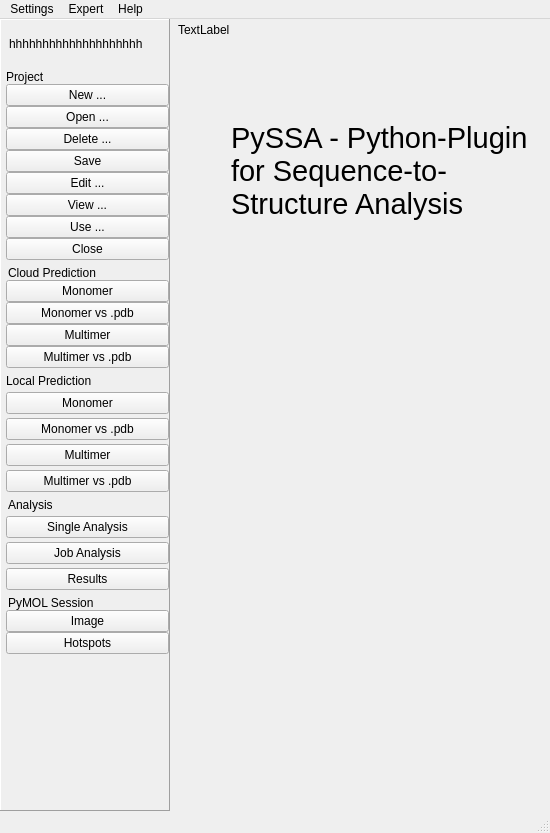
The window that pyssa/gui/ui/forms/mainWindow_alt.ui (urban233/PySSA) describes before a commit, drawn with Qt 5.
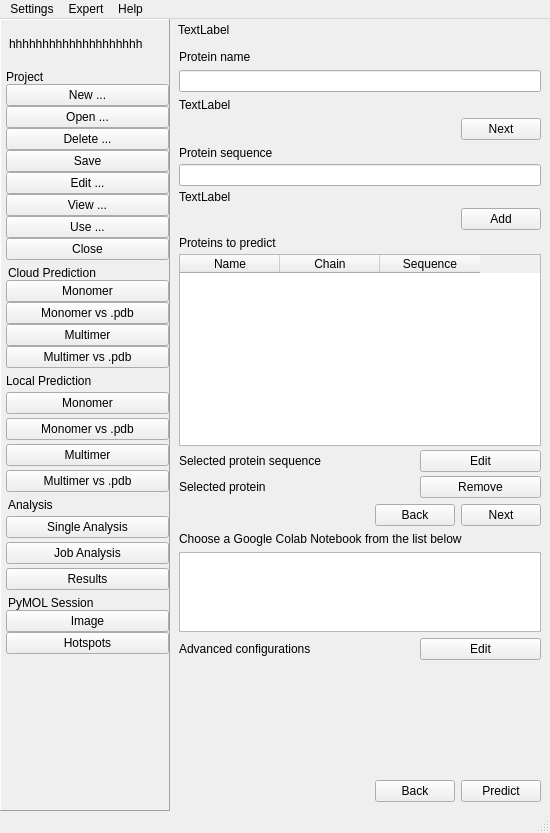
The same window after the commit. The open tabs and pages were chosen to show the change. Icons and pictures are not drawn.

```diff
--- a/pyssa/gui/ui/forms/mainWindow_alt.ui
+++ b/pyssa/gui/ui/forms/mainWindow_alt.ui
@@ -3462,7 +3462,7 @@
              </layout>
             </widget>
             <widget class="QWidget" name="page_2">
-             <layout class="QVBoxLayout" name="verticalLayout_78">
+             <layout class="QVBoxLayout" name="verticalLayout_82">
               <item>
                <layout class="QHBoxLayout" name="horizontalLayout_48">
                 <item>
@@ -3745,6 +3745,321 @@
               </item>
              </layout>
             </widget>
+            <widget class="QWidget" name="page_3">
+             <layout class="QVBoxLayout" name="verticalLayout_83">
+              <item>
+               <layout class="QVBoxLayout" name="verticalLayout_80">
+                <item>
+                 <widget class="QLabel" name="lbl_cloud_pred_multi_protein_name">
+                  <property name="text">
+                   <string>Protein name</string>
+                  </property>
+                 </widget>
+                </item>
+                <item>
+                 <widget class="QLineEdit" name="txt_cloud_pred_multi_protein_name"/>
+                </item>
+                <item>
+                 <widget class="QLabel" name="lbl_cloud_pred_multi_status_protein_name">
+                  <property name="text">
+                   <string>TextLabel</string>
+                  </property>
+                 </widget>
+                </item>
+               </layout>
+              </item>
+              <item>
+               <layout class="QHBoxLayout" name="horizontalLayout_60">
+                <item>
+                 <spacer name="horizontalSpacer_43">
+                  <property name="orientation">
+                   <enum>Qt::Horizontal</enum>
+                  </property>
+                  <property name="sizeHint" stdset="0">
+                   <size>
+                    <width>40</width>
+                    <height>20</height>
+                   </size>
+                  </property>
+                 </spacer>
+                </item>
+                <item>
+                 <widget class="QPushButton" name="btn_cloud_pred_multi_next">
+                  <property name="text">
+                   <string>Next</string>
+                  </property>
+                 </widget>
+                </item>
+               </layout>
+              </item>
+              <item>
+               <layout class="QVBoxLayout" name="verticalLayout_79">
+                <property name="spacing">
+                 <number>4</number>
+                </property>
+                <item>
+                 <widget class="QLabel" name="lbl_cloud_pred_multi_prot_seq_single">
+                  <property name="text">
+                   <string>Protein sequence</string>
+                  </property>
+                 </widget>
+                </item>
+                <item>
+                 <widget class="QLineEdit" name="txt_cloud_pred_multi_prot_seq"/>
+                </item>
+                <item>
+                 <widget class="QLabel" name="lbl_cloud_pred_multi_status_prot_seq">
+                  <property name="text">
+                   <string>TextLabel</string>
+                  </property>
+                 </widget>
+                </item>
+                <item>
+                 <layout class="QHBoxLayout" name="horizontalLayout_59">
+                  <item>
+                   <spacer name="horizontalSpacer_42">
+                    <property name="orientation">
+                     <enum>Qt::Horizontal</enum>
+                    </property>
+                    <property name="sizeHint" stdset="0">
+                     <size>
+                      <width>40</width>
+                      <height>20</height>
+                     </size>
+                    </property>
+                   </spacer>
+                  </item>
+                  <item>
+                   <widget class="QPushButton" name="btn_cloud_pred_multi_add_seq_single">
+                    <property name="text">
+                     <string>Add</string>
+                    </property>
+                   </widget>
+                  </item>
+                 </layout>
+                </item>
+               </layout>
+              </item>
+              <item>
+               <layout class="QVBoxLayout" name="verticalLayout_78">
+                <property name="spacing">
+                 <number>4</number>
+                </property>
+                <item>
+                 <widget class="QLabel" name="lbl_cloud_pred_multi_prot_overview">
+                  <property name="text">
+                   <string>Proteins to predict</string>
+                  </property>
+                 </widget>
+                </item>
+                <item>
+                 <widget class="QTableWidget" name="table_cloud_pred_multi_prot_overview">
+                  <property name="sizePolicy">
+                   <sizepolicy hsizetype="Expanding" vsizetype="MinimumExpanding">
+                    <horstretch>0</horstretch>
+                    <verstretch>0</verstretch>
+                   </sizepolicy>
+                  </property>
+                  <property name="sizeAdjustPolicy">
+                   <enum>QAbstractScrollArea::AdjustIgnored</enum>
+                  </property>
+                  <property name="editTriggers">
+                   <set>QAbstractItemView::NoEditTriggers</set>
+                  </property>
+                  <property name="alternatingRowColors">
+                   <bool>true</bool>
+                  </property>
+                  <property name="selectionMode">
+                   <enum>QAbstractItemView::SingleSelection</enum>
+                  </property>
+                  <property name="sortingEnabled">
+                   <bool>true</bool>
+                  </property>
+                  <column>
+                   <property name="text">
+                    <string>Name</string>
+                   </property>
+                  </column>
+                  <column>
+                   <property name="text">
+                    <string>Chain</string>
+                   </property>
+                  </column>
+                  <column>
+                   <property name="text">
+                    <string>Sequence</string>
+                   </property>
+                  </column>
+                 </widget>
+                </item>
+                <item>
+                 <layout class="QHBoxLayout" name="horizontalLayout_61">
+                  <item>
+                   <widget class="QLabel" name="lbl_cloud_pred_multi_selected_protein_1">
+                    <property name="text">
+                     <string>Selected protein sequence</string>
+                    </property>
+                   </widget>
+                  </item>
+                  <item>
+                   <widget class="QPushButton" name="btn_cloud_pred_multi_selected_protein_edit">
+                    <property name="maximumSize">
+                     <size>
+                      <width>121</width>
+                      <height>16777215</height>
+                     </size>
+                    </property>
+                    <property name="text">
+                     <string>Edit</string>
+                    </property>
+                   </widget>
+                  </item>
+                 </layout>
+                </item>
+                <item>
+                 <layout class="QHBoxLayout" name="horizontalLayout_62">
+                  <item>
+                   <widget class="QLabel" name="lbl_cloud_pred_multi_selected_protein_2">
+                    <property name="text">
+                     <string>Selected protein</string>
+                    </property>
+                   </widget>
+                  </item>
+                  <item>
+                   <widget class="QPushButton" name="btn_cloud_pred_multi_selected_protein_remove">
+                    <property name="maximumSize">
+                     <size>
+                      <width>121</width>
+                      <height>16777215</height>
+                     </size>
+                    </property>
+                    <property name="text">
+                     <string>Remove</string>
+                    </property>
+                   </widget>
+                  </item>
+                 </layout>
+                </item>
+               </layout>
+              </item>
+              <item>
+               <layout class="QHBoxLayout" name="horizontalLayout_58">
+                <item>
+                 <spacer name="horizontalSpacer_41">
+                  <property name="orientation">
+                   <enum>Qt::Horizontal</enum>
+                  </property>
+                  <property name="sizeHint" stdset="0">
+                   <size>
+                    <width>40</width>
+                    <height>20</height>
+                   </size>
+                  </property>
+                 </spacer>
+                </item>
+                <item>
+                 <widget class="QPushButton" name="btn_cloud_pred_multi_back">
+                  <property name="text">
+                   <string>Back</string>
+                  </property>
+                 </widget>
+                </item>
+                <item>
+                 <widget class="QPushButton" name="btn_cloud_pred_multi_next_2">
+                  <property name="text">
+                   <string>Next</string>
+                  </property>
+                 </widget>
+                </item>
+               </layout>
+              </item>
+              <item>
+               <layout class="QVBoxLayout" name="verticalLayout_81">
+                <item>
+                 <widget class="QLabel" name="lbl_cloud_pred_multi_choose_notebook">
+                  <property name="text">
+                   <string>Choose a Google Colab Notebook from the list below</string>
+                  </property>
+                 </widget>
+                </item>
+                <item>
+                 <widget class="QListWidget" name="list_cloud_pred_multi_seq_notebooks"/>
+                </item>
+               </layout>
+              </item>
+              <item>
+               <layout class="QHBoxLayout" name="horizontalLayout_57">
+                <item>
+                 <widget class="QLabel" name="lbl_cloud_pred_multi_advanced_config">
+                  <property name="text">
+                   <string>Advanced configurations</string>
+                  </property>
+                 </widget>
+                </item>
+                <item>
+                 <widget class="QPushButton" name="btn_cloud_pred_multi_advanced_config">
+                  <property name="maximumSize">
+                   <size>
+                    <width>121</width>
+                    <height>16777215</height>
+                   </size>
+                  </property>
+                  <property name="text">
+                   <string>Edit</string>
+                  </property>
+                 </widget>
+                </item>
+               </layout>
+              </item>
+              <item>
+               <spacer name="verticalSpacer_9">
+                <property name="orientation">
+                 <enum>Qt::Vertical</enum>
+                </property>
+                <property name="sizeType">
+                 <enum>QSizePolicy::MinimumExpanding</enum>
+                </property>
+                <property name="sizeHint" stdset="0">
+                 <size>
+                  <width>20</width>
+                  <height>114</height>
+                 </size>
+                </property>
+               </spacer>
+              </item>
+              <item>
+               <layout class="QHBoxLayout" name="horizontalLayout_54">
+                <item>
+                 <spacer name="horizontalSpacer_39">
+                  <property name="orientation">
+                   <enum>Qt::Horizontal</enum>
+                  </property>
+                  <property name="sizeHint" stdset="0">
+                   <size>
+                    <width>40</width>
+                    <height>20</height>
+                   </size>
+                  </property>
+                 </spacer>
+                </item>
+                <item>
+                 <widget class="QPushButton" name="btn_cloud_pred_multi_back_2">
+                  <property name="text">
+                   <string>Back</string>
+                  </property>
+                 </widget>
+                </item>
+                <item>
+                 <widget class="QPushButton" name="btn_cloud_pred_multi_predict">
+                  <property name="text">
+                   <string>Predict</string>
+                  </property>
+                 </widget>
+                </item>
+               </layout>
+              </item>
+             </layout>
+            </widget>
            </widget>
           </item>
          </layout>
```
Left out of the diff: 90 changed lines with no effect on the pictures.
